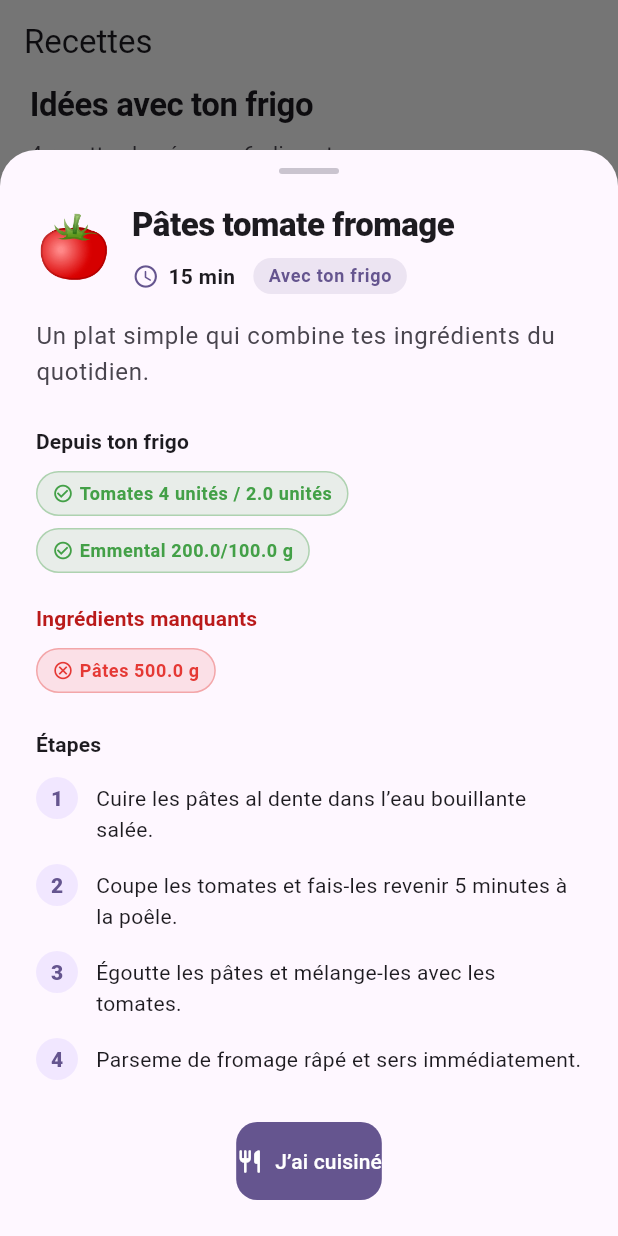
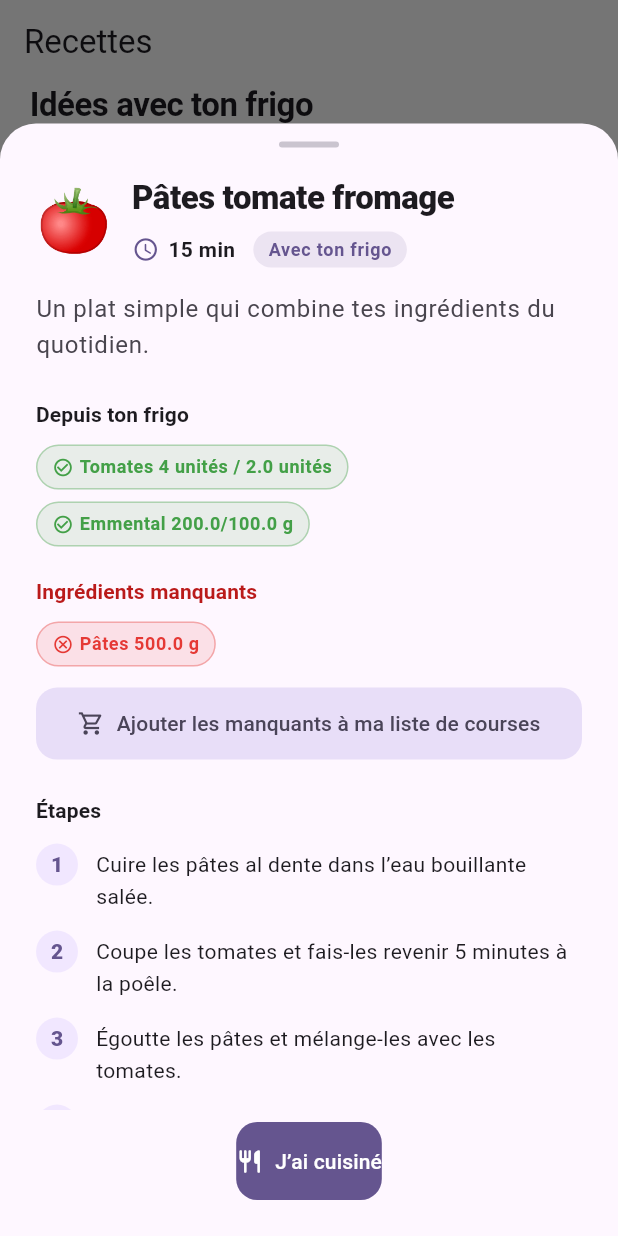
Before and after one commit to Legrancodeurfou/my_fridge, a Flutter app: the screen it shows after launch, item 4 of the bottom bar chosen, after a tap on "Voir la recette", on a phone screen of 412 x 824 dp. Run offline on Flutter 3.47's test engine with Material 3 defaults, Android fonts, the phone set to English and light mode, and no system bars; our stand-ins replace file_picker, image_picker, shared_preferences.

Commit message:
liste courses

```diff
--- /dev/null
+++ b/lib/data/shopping_list_store.dart
@@ -0,0 +1,132 @@
+import 'dart:convert';
+
+import 'package:flutter/foundation.dart';
+import 'package:shared_preferences/shared_preferences.dart';
+
+import '../models/shopping_item.dart';
+
+class ShoppingListStore extends ChangeNotifier {
+  ShoppingListStore._(this._items);
+
+  static const _storageKey = 'shopping_list_items';
+
+  List<ShoppingItem> _items;
+
+  List<ShoppingItem> get items => List.unmodifiable(_items);
+
+  static Future<ShoppingListStore> load() async {
+    final prefs = await SharedPreferences.getInstance();
+    final savedJson = prefs.getString(_storageKey);
+
+    if (savedJson == null || savedJson.isEmpty) {
+      return ShoppingListStore._([]);
+    }
+
+    try {
+      final decoded = jsonDecode(savedJson) as List<dynamic>;
+      final items = decoded
+          .map((item) => ShoppingItem.fromJson(item as Map<String, dynamic>))
+          .toList();
+      return ShoppingListStore._(_mergeDuplicates(items));
+    } catch (_) {
+      return ShoppingListStore._([]);
+    }
+  }
+
+  void addItem(ShoppingItem item) {
+    _items = _addOrMergeItem(_items, item);
+    notifyListeners();
+    _save();
+  }
+
+  void addItems(List<ShoppingItem> items) {
+    if (items.isEmpty) return;
+
+    var updatedItems = _items;
+    for (final item in items) {
+      updatedItems = _addOrMergeItem(updatedItems, item);
+    }
+
+    _items = updatedItems;
+    notifyListeners();
+    _save();
+  }
+
+  void toggleItem(String id) {
+    _items = [
+      for (final item in _items)
+        if (item.id == id) item.copyWith(isChecked: !item.isChecked) else item,
+    ];
+    notifyListeners();
+    _save();
+  }
+
+  void deleteItem(String id) {
+    _items = _items.where((item) => item.id != id).toList();
+    notifyListeners();
+    _save();
+  }
+
+  void clearChecked() {
+    _items = _items.where((item) => !item.isChecked).toList();
+    notifyListeners();
+    _save();
+  }
+
+  void clearAll() {
+    if (_items.isEmpty) return;
+    _items = [];
+    notifyListeners();
+    _save();
+  }
+
+  Future<void> _save() async {
+    final prefs = await SharedPreferences.getInstance();
+    final encoded = jsonEncode(_items.map((item) => item.toJson()).toList());
+    await prefs.setString(_storageKey, encoded);
+  }
+
+  static List<ShoppingItem> _addOrMergeItem(
+    List<ShoppingItem> currentItems,
+    ShoppingItem newItem,
+  ) {
+    final index = currentItems.indexWhere((item) => _canMerge(item, newItem));
+
+    if (index == -1) {
+      return [newItem, ...currentItems];
+    }
+
+    final updatedItems = [...currentItems];
+    final existingItem = updatedItems[index];
+
+    updatedItems[index] = existingItem.copyWith(
+      amount: existingItem.amount + newItem.amount,
+      isChecked: false,
+    );
+
+    return updatedItems;
+  }
+
+  static List<ShoppingItem> _mergeDuplicates(List<ShoppingItem> items) {
+    var mergedItems = <ShoppingItem>[];
+    for (final item in items) {
+      mergedItems = _addOrMergeItem(mergedItems, item);
+    }
+    return mergedItems;
+  }
+
+  static bool _canMerge(ShoppingItem a, ShoppingItem b) {
+    return _normalize(a.name) == _normalize(b.name) &&
+        _normalizeUnit(a.unit) == _normalizeUnit(b.unit);
+  }
+
+  static String _normalize(String value) => value.trim().toLowerCase();
+
+  static String _normalizeUnit(String value) {
+    return value
+        .trim()
+        .toLowerCase()
+        .replaceAll('unités', 'unité')
+        .replaceAll('tranches', 'tranche');
+  }
+}
--- a/lib/main.dart
+++ b/lib/main.dart
@@ -2,19 +2,21 @@ import 'package:flutter/material.dart';
 
 import 'data/fridge_store.dart';
 import 'data/profile_store.dart';
+import 'data/shopping_list_store.dart';
 import 'screens/fridge_screen.dart';
 import 'screens/home_screen.dart';
 import 'screens/profile_screen.dart';
 import 'screens/recipes_screen.dart';
 import 'screens/scan_screen.dart';
+import 'screens/shopping_list_screen.dart';
 
 Future<void> main() async {
   WidgetsFlutterBinding.ensureInitialized();
-  runApp(const MyFridgeApp());
+  runApp(const MyApp());
 }
 
-class MyFridgeApp extends StatelessWidget {
-  const MyFridgeApp({super.key});
+class MyApp extends StatelessWidget {
+  const MyApp({super.key});
 
   @override
   Widget build(BuildContext context) {
@@ -25,15 +27,17 @@ class MyFridgeApp extends StatelessWidget {
         useMaterial3: true,
         colorScheme: ColorScheme.fromSeed(seedColor: const Color(0xFF6F4DBF)),
       ),
-      home: FutureBuilder<AppStores>(
-        future: AppStores.load(),
+      home: FutureBuilder<_AppStores>(
+        future: _AppStores.load(),
         builder: (context, snapshot) {
           if (snapshot.connectionState != ConnectionState.done) {
-            return const LoadingScreen();
+            return const _LoadingScreen();
           }
 
           if (snapshot.hasError || !snapshot.hasData) {
-            return const LoadingScreen(message: 'Impossible de charger l’application');
+            return const _LoadingScreen(
+              message: 'Impossible de charger les données',
+            );
           }
 
           return MainNavigation(stores: snapshot.data!);
@@ -43,27 +47,40 @@ class MyFridgeApp extends StatelessWidget {
   }
 }
 
-class AppStores {
-  const AppStores({required this.fridgeStore, required this.profileStore});
+class _AppStores {
+  const _AppStores({
+    required this.fridgeStore,
+    required this.profileStore,
+    required this.shoppingListStore,
+  });
 
   final FridgeStore fridgeStore;
   final ProfileStore profileStore;
+  final ShoppingListStore shoppingListStore;
 
-  static Future<AppStores> load() async {
+  static Future<_AppStores> load() async {
     final results = await Future.wait([
       FridgeStore.load(),
       ProfileStore.load(),
+      ShoppingListStore.load(),
     ]);
 
-    return AppStores(
+    return _AppStores(
       fridgeStore: results[0] as FridgeStore,
       profileStore: results[1] as ProfileStore,
+      shoppingListStore: results[2] as ShoppingListStore,
     );
+  }
+
+  void dispose() {
+    fridgeStore.dispose();
+    profileStore.dispose();
+    shoppingListStore.dispose();
   }
 }
 
-class LoadingScreen extends StatelessWidget {
-  const LoadingScreen({super.key, this.message});
+class _LoadingScreen extends StatelessWidget {
+  const _LoadingScreen({this.message});
 
   final String? message;
 
@@ -86,64 +103,93 @@ class LoadingScreen extends StatelessWidget {
   }
 }
 
-enum AppTab { home, fridge, scan, recipes, profile }
-
-extension AppTabIndex on AppTab {
-  int get index => AppTab.values.indexOf(this);
-}
-
 class MainNavigation extends StatefulWidget {
   const MainNavigation({super.key, required this.stores});
 
-  final AppStores stores;
+  final _AppStores stores;
 
   @override
   State<MainNavigation> createState() => _MainNavigationState();
 }
 
 class _MainNavigationState extends State<MainNavigation> {
-  AppTab _selectedTab = AppTab.home;
+  static const _fridgeTabIndex = 1;
 
-  FridgeStore get _fridgeStore => widget.stores.fridgeStore;
-  ProfileStore get _profileStore => widget.stores.profileStore;
+  int _selectedIndex = 0;
 
   @override
   void dispose() {
-    _fridgeStore.dispose();
-    _profileStore.dispose();
+    widget.stores.dispose();
     super.dispose();
   }
 
-  void _goToTab(int index) {
-    setState(() => _selectedTab = AppTab.values[index]);
+  void _goToFridge() {
+    setState(() => _selectedIndex = _fridgeTabIndex);
   }
 
-  void _goToFridge() {
-    setState(() => _selectedTab = AppTab.fridge);
+  void _goToTab(int index) {
+    setState(() => _selectedIndex = index);
   }
 
   @override
   Widget build(BuildContext context) {
+    final fridgeStore = widget.stores.fridgeStore;
+    final profileStore = widget.stores.profileStore;
+    final shoppingListStore = widget.stores.shoppingListStore;
+
     final screens = [
-      HomeScreen(store: _fridgeStore, onNavigateToTab: _goToTab),
-      FridgeScreen(store: _fridgeStore),
-      ScanScreen(store: _fridgeStore, onNavigateToFridge: _goToFridge),
-      RecipesScreen(store: _fridgeStore, profileStore: _profileStore),
-      ProfileScreen(store: _profileStore),
+      HomeScreen(
+        store: fridgeStore,
+        onNavigateToTab: _goToTab,
+      ),
+      FridgeScreen(store: fridgeStore),
+      ScanScreen(
+        store: fridgeStore,
+        onNavigateToFridge: _goToFridge,
+      ),
+      RecipesScreen(
+        store: fridgeStore,
+        profileStore: profileStore,
+        shoppingListStore: shoppingListStore,
+      ),
+      ShoppingListScreen(store: shoppingListStore),
+      ProfileScreen(store: profileStore),
     ];
 
     return Scaffold(
-      body: IndexedStack(index: _selectedTab.index, children: screens),
+      body: IndexedStack(
+        index: _selectedIndex,
+        children: screens,
+      ),
       bottomNavigationBar: BottomNavigationBar(
-        currentIndex: _selectedTab.index,
+        currentIndex: _selectedIndex,
         onTap: _goToTab,
         type: BottomNavigationBarType.fixed,
         items: const [
-          BottomNavigationBarItem(icon: Icon(Icons.home_rounded), label: 'Accueil'),
-          BottomNavigationBarItem(icon: Icon(Icons.kitchen_rounded), label: 'Frigo'),
-          BottomNavigationBarItem(icon: Icon(Icons.camera_alt_rounded), label: 'Scan'),
-          BottomNavigationBarItem(icon: Icon(Icons.restaurant_menu_rounded), label: 'Recettes'),
-          BottomNavigationBarItem(icon: Icon(Icons.person_rounded), label: 'Profil'),
+          BottomNavigationBarItem(
+            icon: Icon(Icons.home_rounded),
+            label: 'Accueil',
+          ),
+          BottomNavigationBarItem(
+            icon: Icon(Icons.kitchen_rounded),
+            label: 'Frigo',
+          ),
+          BottomNavigationBarItem(
+            icon: Icon(Icons.camera_alt_rounded),
+            label: 'Scan',
+          ),
+          BottomNavigationBarItem(
+            icon: Icon(Icons.restaurant_menu_rounded),
+            label: 'Recettes',
+          ),
+          BottomNavigationBarItem(
+            icon: Icon(Icons.shopping_cart_rounded),
+            label: 'Courses',
+          ),
+          BottomNavigationBarItem(
+            icon: Icon(Icons.person_rounded),
+            label: 'Profil',
+          ),
         ],
       ),
     );
--- /dev/null
+++ b/lib/models/shopping_item.dart
@@ -0,0 +1,63 @@
+import 'food.dart';
+
+class ShoppingItem {
+  const ShoppingItem({
+    required this.id,
+    required this.name,
+    required this.amount,
+    required this.unit,
+    this.isChecked = false,
+  }) : assert(amount > 0);
+
+  final String id;
+  final String name;
+  final double amount;
+  final String unit;
+  final bool isChecked;
+
+  String get amountLabel => MeasurementHelper.label(amount, unit);
+
+  ShoppingItem copyWith({
+    String? id,
+    String? name,
+    double? amount,
+    String? unit,
+    bool? isChecked,
+  }) {
+    return ShoppingItem(
+      id: id ?? this.id,
+      name: name ?? this.name,
+      amount: amount ?? this.amount,
+      unit: unit ?? this.unit,
+      isChecked: isChecked ?? this.isChecked,
+    );
+  }
+
+  Map<String, dynamic> toJson() {
+    return {
+      'id': id,
+      'name': name,
+      'amount': amount,
+      'unit': unit,
+      'isChecked': isChecked,
+    };
+  }
+
+  factory ShoppingItem.fromJson(Map<String, dynamic> json) {
+    final rawAmount = json['amount'];
+    final amount = switch (rawAmount) {
+      final int value => value.toDouble(),
+      final double value => value,
+      final num value => value.toDouble(),
+      _ => 1.0,
+    };
+
+    return ShoppingItem(
+      id: json['id'] as String,
+      name: json['name'] as String,
+      amount: amount <= 0 ? 1 : amount,
+      unit: json['unit'] as String? ?? 'unité',
+      isChecked: json['isChecked'] as bool? ?? false,
+    );
+  }
+}
--- a/lib/screens/recipes_screen.dart
+++ b/lib/screens/recipes_screen.dart
@@ -2,25 +2,30 @@ import 'package:flutter/material.dart';
 
 import '../data/fridge_store.dart';
 import '../data/profile_store.dart';
+import '../data/shopping_list_store.dart';
 import '../models/food.dart';
+import '../models/shopping_item.dart';
 
 class RecipesScreen extends StatelessWidget {
   const RecipesScreen({
     super.key,
     required this.store,
     required this.profileStore,
+    required this.shoppingListStore,
   });
 
   final FridgeStore store;
   final ProfileStore profileStore;
+  final ShoppingListStore shoppingListStore;
 
   @override
   Widget build(BuildContext context) {
     return ListenableBuilder(
-      listenable: Listenable.merge([store, profileStore]),
+      listenable: Listenable.merge([store, profileStore, shoppingListStore]),
       builder: (context, _) => _RecipesContent(
         store: store,
         profileStore: profileStore,
+        shoppingListStore: shoppingListStore,
       ),
     );
   }
@@ -30,10 +35,12 @@ class _RecipesContent extends StatelessWidget {
   const _RecipesContent({
     required this.store,
     required this.profileStore,
+    required this.shoppingListStore,
   });
 
   final FridgeStore store;
   final ProfileStore profileStore;
+  final ShoppingListStore shoppingListStore;
 
   @override
   Widget build(BuildContext context) {
@@ -84,6 +91,7 @@ class _RecipesContent extends StatelessWidget {
                         child: _RecipeCard(
                           recipe: recipe,
                           store: store,
+                          shoppingListStore: shoppingListStore,
                         ),
                       ),
                     ),
@@ -535,6 +543,26 @@ abstract final class RecipeCatalog {
     return result;
   }
 
+
+  static List<ShoppingItem> missingShoppingItems(
+    RecipeSuggestion recipe,
+    List<FoodItem> foods,
+  ) {
+    return matchIngredients(recipe, foods)
+        .where((match) => !match.isAvailable)
+        .map((match) {
+      final ingredient = match.ingredient;
+      return ShoppingItem(
+        id: '${DateTime.now().microsecondsSinceEpoch}_${ingredient.label}',
+        name: ingredient.label,
+        amount: match.missingAmount > 0
+            ? match.missingAmount
+            : ingredient.requiredAmount,
+        unit: ingredient.requiredUnit,
+      );
+    }).toList();
+  }
+
   static List<RecipeSuggestion> _filterForProfile(
     List<RecipeSuggestion> recipes,
     ProfileData? profile,
@@ -670,10 +698,12 @@ class _RecipeCard extends StatelessWidget {
   const _RecipeCard({
     required this.recipe,
     required this.store,
+    required this.shoppingListStore,
   });
 
   final RecipeSuggestion recipe;
   final FridgeStore store;
+  final ShoppingListStore shoppingListStore;
 
   void _showRecipeDetails(BuildContext context) {
     showModalBottomSheet<void>(
@@ -684,6 +714,7 @@ class _RecipeCard extends StatelessWidget {
         return _RecipeDetailSheet(
           recipe: recipe,
           store: store,
+          shoppingListStore: shoppingListStore,
         );
       },
     );
@@ -886,10 +917,27 @@ class _RecipeDetailSheet extends StatelessWidget {
   const _RecipeDetailSheet({
     required this.recipe,
     required this.store,
+    required this.shoppingListStore,
   });
 
   final RecipeSuggestion recipe;
   final FridgeStore store;
+  final ShoppingListStore shoppingListStore;
+
+  void _addMissingToShoppingList(BuildContext context) {
+    final missingItems = RecipeCatalog.missingShoppingItems(recipe, store.foods);
+    if (missingItems.isEmpty) return;
+
+    shoppingListStore.addItems(missingItems);
+
+    ScaffoldMessenger.of(context).showSnackBar(
+      SnackBar(
+        behavior: SnackBarBehavior.floating,
+        shape: RoundedRectangleBorder(borderRadius: BorderRadius.circular(12)),
+        content: const Text('Ingrédients ajoutés à la liste de courses'),
+      ),
+    );
+  }
 
   Future<void> _onCooked(BuildContext sheetContext) async {
     final foods = store.foods;
@@ -1124,6 +1172,18 @@ class _RecipeDetailSheet extends StatelessWidget {
                             )
                             .toList(),
                       ),
+                      const SizedBox(height: 14),
+                      FilledButton.tonalIcon(
+                        onPressed: () => _addMissingToShoppingList(context),
+                        icon: const Icon(Icons.shopping_cart_outlined),
+                        label: const Text('Ajouter les manquants à ma liste de courses'),
+                        style: FilledButton.styleFrom(
+                          padding: const EdgeInsets.symmetric(vertical: 14),
+                          shape: RoundedRectangleBorder(
+                            borderRadius: BorderRadius.circular(14),
+                          ),
+                        ),
+                      ),
                     ],
                     const SizedBox(height: 24),
                     Text(
--- /dev/null
+++ b/lib/screens/shopping_list_screen.dart
@@ -0,0 +1,300 @@
+import 'package:flutter/material.dart';
+
+import '../data/shopping_list_store.dart';
+import '../models/shopping_item.dart';
+
+class ShoppingListScreen extends StatelessWidget {
+  const ShoppingListScreen({super.key, required this.store});
+
+  final ShoppingListStore store;
+
+  @override
+  Widget build(BuildContext context) {
+    return ListenableBuilder(
+      listenable: store,
+      builder: (context, _) {
+        final items = store.items;
+        final checkedCount = items.where((item) => item.isChecked).length;
+
+        return Scaffold(
+          backgroundColor: Theme.of(context).colorScheme.surfaceContainerLowest,
+          appBar: AppBar(
+            title: const Text('Liste de courses'),
+            centerTitle: false,
+            elevation: 0,
+            scrolledUnderElevation: 0,
+            backgroundColor: Theme.of(context).colorScheme.surfaceContainerLowest,
+            actions: [
+              if (items.isNotEmpty)
+                PopupMenuButton<_ShoppingAction>(
+                  onSelected: (action) {
+                    if (action == _ShoppingAction.clearChecked) {
+                      store.clearChecked();
+                    } else if (action == _ShoppingAction.clearAll) {
+                      _confirmClearAll(context);
+                    }
+                  },
+                  itemBuilder: (context) => [
+                    PopupMenuItem(
+                      value: _ShoppingAction.clearChecked,
+                      enabled: checkedCount > 0,
+                      child: Text('Supprimer cochés ($checkedCount)'),
+                    ),
+                    const PopupMenuItem(
+                      value: _ShoppingAction.clearAll,
+                      child: Text('Tout vider'),
+                    ),
+                  ],
+                ),
+            ],
+          ),
+          body: items.isEmpty
+              ? const _EmptyShoppingListView()
+              : ListView.separated(
+                  padding: const EdgeInsets.fromLTRB(20, 0, 20, 24),
+                  itemCount: items.length + 1,
+                  separatorBuilder: (context, _) => const SizedBox(height: 12),
+                  itemBuilder: (context, index) {
+                    if (index == 0) {
+                      return _ShoppingListHeader(
+                        totalCount: items.length,
+                        checkedCount: checkedCount,
+                        onClearChecked: checkedCount == 0 ? null : store.clearChecked,
+                        onClearAll: () => _confirmClearAll(context),
+                      );
+                    }
+
+                    final item = items[index - 1];
+                    return _ShoppingItemCard(
+                      item: item,
+                      onToggle: () => store.toggleItem(item.id),
+                      onDelete: () => store.deleteItem(item.id),
+                    );
+                  },
+                ),
+        );
+      },
+    );
+  }
+
+  Future<void> _confirmClearAll(BuildContext context) async {
+    final confirmed = await showDialog<bool>(
+      context: context,
+      builder: (dialogContext) {
+        return AlertDialog(
+          title: const Text('Vider la liste ?'),
+          content: const Text('Tous les ingrédients de la liste de courses seront supprimés.'),
+          actions: [
+            TextButton(
+              onPressed: () => Navigator.pop(dialogContext, false),
+              child: const Text('Annuler'),
+            ),
+            FilledButton(
+              onPressed: () => Navigator.pop(dialogContext, true),
+              child: const Text('Vider'),
+            ),
+          ],
+        );
+      },
+    );
+
+    if (confirmed == true) {
+      store.clearAll();
+    }
+  }
+}
+
+enum _ShoppingAction { clearChecked, clearAll }
+
+class _ShoppingListHeader extends StatelessWidget {
+  const _ShoppingListHeader({
+    required this.totalCount,
+    required this.checkedCount,
+    required this.onClearChecked,
+    required this.onClearAll,
+  });
+
+  final int totalCount;
+  final int checkedCount;
+  final VoidCallback? onClearChecked;
+  final VoidCallback onClearAll;
+
+  @override
+  Widget build(BuildContext context) {
+    final theme = Theme.of(context);
+    final colorScheme = theme.colorScheme;
+
+    return Container(
+      padding: const EdgeInsets.all(16),
+      decoration: BoxDecoration(
+        color: colorScheme.surface,
+        borderRadius: BorderRadius.circular(18),
+        border: Border.all(color: colorScheme.outlineVariant.withValues(alpha: 0.45)),
+      ),
+      child: Column(
+        crossAxisAlignment: CrossAxisAlignment.start,
+        children: [
+          Text(
+            '$totalCount ingrédient${totalCount > 1 ? 's' : ''} à acheter',
+            style: theme.textTheme.titleMedium?.copyWith(fontWeight: FontWeight.w800),
+          ),
+          const SizedBox(height: 6),
+          Text(
+            '$checkedCount déjà coché${checkedCount > 1 ? 's' : ''}',
+            style: theme.textTheme.bodyMedium?.copyWith(color: colorScheme.onSurfaceVariant),
+          ),
+          const SizedBox(height: 14),
+          Row(
+            children: [
+              Expanded(
+                child: OutlinedButton.icon(
+                  onPressed: onClearChecked,
+                  icon: const Icon(Icons.checklist_rtl_rounded),
+                  label: const Text('Supprimer cochés'),
+                ),
+              ),
+              const SizedBox(width: 10),
+              Expanded(
+                child: OutlinedButton.icon(
+                  onPressed: onClearAll,
+                  icon: const Icon(Icons.delete_outline_rounded),
+                  label: const Text('Tout vider'),
+                ),
+              ),
+            ],
+          ),
+        ],
+      ),
+    );
+  }
+}
+
+class _ShoppingItemCard extends StatelessWidget {
+  const _ShoppingItemCard({
+    required this.item,
+    required this.onToggle,
+    required this.onDelete,
+  });
+
+  final ShoppingItem item;
+  final VoidCallback onToggle;
+  final VoidCallback onDelete;
+
+  @override
+  Widget build(BuildContext context) {
+    final theme = Theme.of(context);
+    final colorScheme = theme.colorScheme;
+
+    return Material(
+      color: colorScheme.surface,
+      elevation: 0,
+      borderRadius: BorderRadius.circular(18),
+      child: InkWell(
+        onTap: onToggle,
+        borderRadius: BorderRadius.circular(18),
+        child: Ink(
+          decoration: BoxDecoration(
+            borderRadius: BorderRadius.circular(18),
+            border: Border.all(color: colorScheme.outlineVariant.withValues(alpha: 0.45)),
+            boxShadow: [
+              BoxShadow(
+                color: colorScheme.shadow.withValues(alpha: 0.04),
+                blurRadius: 12,
+                offset: const Offset(0, 4),
+              ),
+            ],
+          ),
+          child: Padding(
+            padding: const EdgeInsets.symmetric(horizontal: 12, vertical: 10),
+            child: Row(
+              children: [
+                Checkbox(
+                  value: item.isChecked,
+                  onChanged: (_) => onToggle(),
+                ),
+                const SizedBox(width: 6),
+                Expanded(
+                  child: Column(
+                    crossAxisAlignment: CrossAxisAlignment.start,
+                    children: [
+                      Text(
+                        item.name,
+                        style: theme.textTheme.titleMedium?.copyWith(
+                          fontWeight: FontWeight.w700,
+                          decoration: item.isChecked ? TextDecoration.lineThrough : null,
+                        ),
+                      ),
+                      const SizedBox(height: 4),
+                      Text(
+                        item.amountLabel,
+                        style: theme.textTheme.bodyMedium?.copyWith(
+                          color: colorScheme.primary,
+                          fontWeight: FontWeight.w700,
+                        ),
+                      ),
+                    ],
+                  ),
+                ),
+                IconButton(
+                  onPressed: onDelete,
+                  icon: Icon(Icons.delete_outline_rounded, color: colorScheme.error),
+                  tooltip: 'Supprimer',
+                ),
+              ],
+            ),
+          ),
+        ),
+      ),
+    );
+  }
+}
+
+class _EmptyShoppingListView extends StatelessWidget {
+  const _EmptyShoppingListView();
+
+  @override
+  Widget build(BuildContext context) {
+    final theme = Theme.of(context);
+    final colorScheme = theme.colorScheme;
+
+    return Padding(
+      padding: const EdgeInsets.all(32),
+      child: Column(
+        mainAxisAlignment: MainAxisAlignment.center,
+        children: [
+          Container(
+            width: 120,
+            height: 120,
+            decoration: BoxDecoration(
+              color: colorScheme.primaryContainer.withValues(alpha: 0.45),
+              shape: BoxShape.circle,
+            ),
+            child: Icon(
+              Icons.shopping_cart_outlined,
+              size: 56,
+              color: colorScheme.primary,
+            ),
+          ),
+          const SizedBox(height: 28),
+          Text(
+            'Ta liste est vide',
+            textAlign: TextAlign.center,
+            style: theme.textTheme.headlineSmall?.copyWith(
+              fontWeight: FontWeight.w800,
+              letterSpacing: -0.3,
+            ),
+          ),
+          const SizedBox(height: 12),
+          Text(
+            'Ajoute les ingrédients manquants depuis une recette.',
+            textAlign: TextAlign.center,
+            style: theme.textTheme.bodyLarge?.copyWith(
+              color: colorScheme.onSurfaceVariant,
+              height: 1.5,
+            ),
+          ),
+        ],
+      ),
+    );
+  }
+}
```
